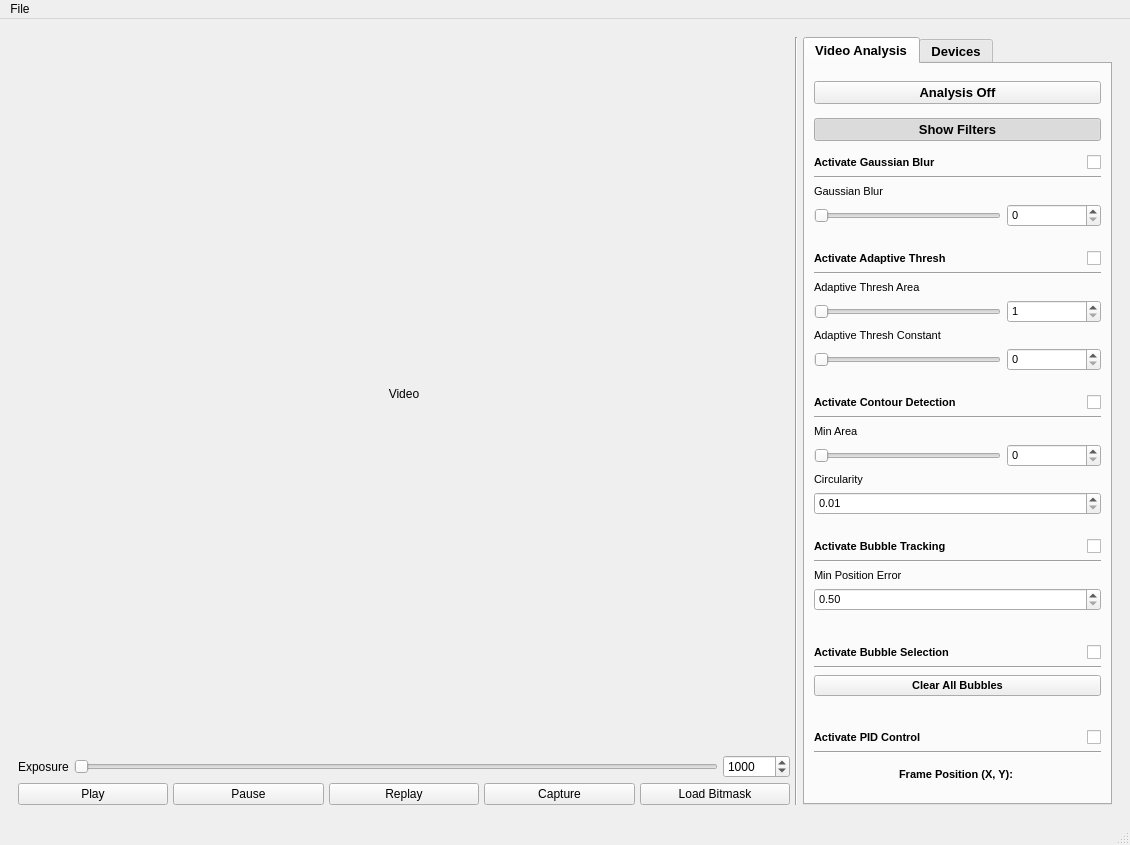
Above: src/ui/dlpctl.ui from tarumishra9498/dlpctlF25 before the change. Below: the same form after it.
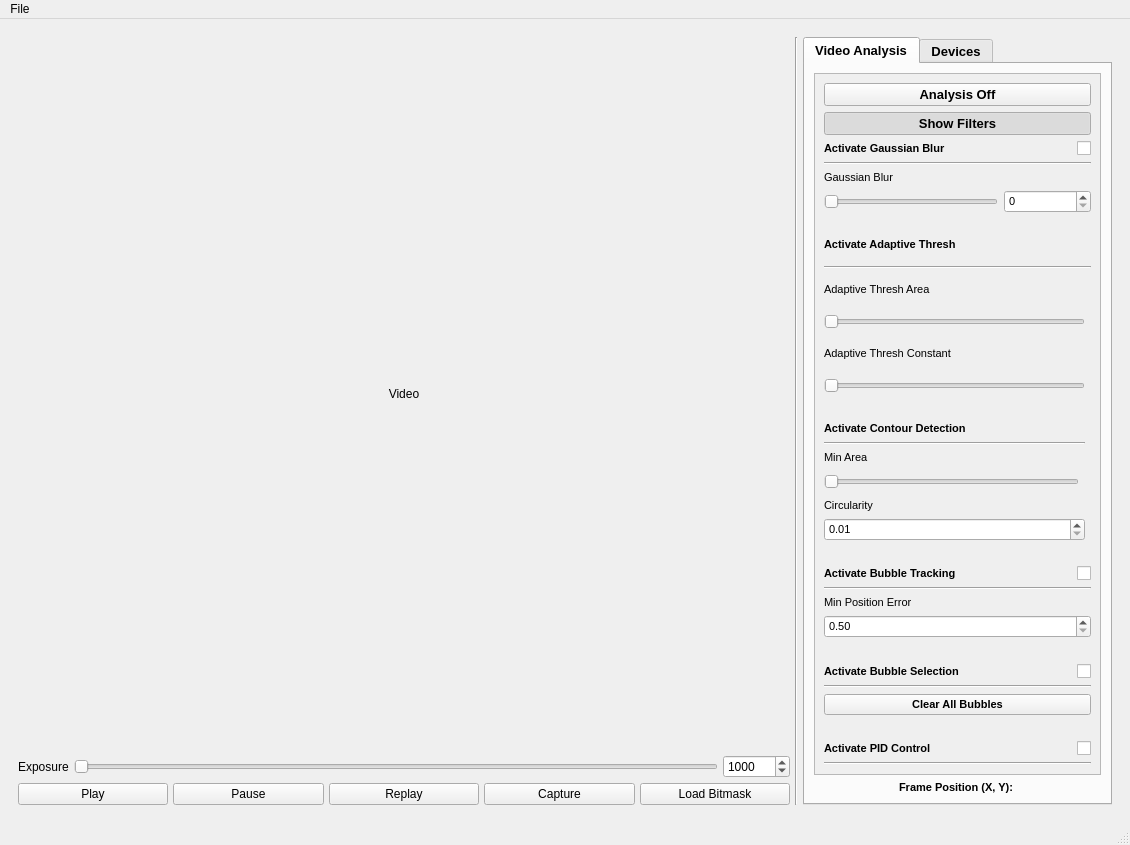
That is the form after the change. Icons and pictures are not drawn. Custom widgets are drawn as their Qt base class.

Commit message: Adjust some window settings to make it resizeable

Diff of the .ui file:
```diff
--- a/src/ui/dlpctl.ui
+++ b/src/ui/dlpctl.ui
@@ -32,7 +32,7 @@
    </size>
   </property>
   <property name="windowTitle">
-   <string>MainWindow</string>
+   <string>dlpctl</string>
   </property>
   <property name="iconSize">
    <size>
@@ -237,7 +237,28 @@
             <attribute name="title">
              <string>Video Analysis</string>
             </attribute>
-            <layout class="QVBoxLayout" name="verticalLayout_3" stretch="0,0,0,0,0,0,0,0,0,0,0,0,0,0">
+            <layout class="QVBoxLayout" name="verticalLayout_3" stretch="0,0">
+             <item>
+              <widget class="QScrollArea" name="scrollArea">
+               <property name="sizePolicy">
+                <sizepolicy hsizetype="Expanding" vsizetype="Expanding">
+                 <horstretch>0</horstretch>
+                 <verstretch>0</verstretch>
+                </sizepolicy>
+               </property>
+               <property name="widgetResizable">
+                <bool>true</bool>
+               </property>
+               <widget class="QWidget" name="scrollAreaWidgetContents">
+                <property name="geometry">
+                 <rect>
+                  <x>0</x>
+                  <y>-13</y>
+                  <width>269</width>
+                  <height>703</height>
+                 </rect>
+                </property>
+                <layout class="QVBoxLayout" name="verticalLayout_4">
              <item>
               <widget class="QPushButton" name="analysis_button">
                <property name="text">
@@ -263,25 +284,6 @@
              </item>
              <item>
               <layout class="QGridLayout" name="blur_grid" columnstretch="2,1">
-               <item row="3" column="1">
-                <widget class="QSpinBox" name="blur_spinbox">
-                 <property name="sizePolicy">
-                  <sizepolicy hsizetype="Ignored" vsizetype="Fixed">
-                   <horstretch>0</horstretch>
-                   <verstretch>0</verstretch>
-                  </sizepolicy>
-                 </property>
-                 <property name="font">
-                  <font>
-                   <pointsize>8</pointsize>
-                   <bold>false</bold>
-                  </font>
-                 </property>
-                 <property name="maximum">
-                  <number>100</number>
-                 </property>
-                </widget>
-               </item>
                <item row="0" column="1" alignment="Qt::AlignmentFlag::AlignRight">
                 <widget class="QCheckBox" name="blur_checkbox">
                  <property name="sizePolicy">
@@ -295,44 +297,6 @@
                  </property>
                 </widget>
                </item>
-               <item row="0" column="0">
-                <widget class="QLabel" name="label_11">
-                 <property name="sizePolicy">
-                  <sizepolicy hsizetype="Preferred" vsizetype="Preferred">
-                   <horstretch>0</horstretch>
-                   <verstretch>0</verstretch>
-                  </sizepolicy>
-                 </property>
-                 <property name="font">
-                  <font>
-                   <pointsize>8</pointsize>
-                   <bold>true</bold>
-                  </font>
-                 </property>
-                 <property name="text">
-                  <string>Activate Gaussian Blur</string>
-                 </property>
-                </widget>
-               </item>
-               <item row="3" column="0">
-                <widget class="QSlider" name="blur_slider">
-                 <property name="sizePolicy">
-                  <sizepolicy hsizetype="Preferred" vsizetype="Fixed">
-                   <horstretch>0</horstretch>
-                   <verstretch>0</verstretch>
-                  </sizepolicy>
-                 </property>
-                 <property name="minimum">
-                  <number>1</number>
-                 </property>
-                 <property name="singleStep">
-                  <number>2</number>
-                 </property>
-                 <property name="orientation">
-                  <enum>Qt::Orientation::Horizontal</enum>
-                 </property>
-                </widget>
-               </item>
                <item row="2" column="0" colspan="2">
                 <widget class="QLabel" name="label_12">
                  <property name="sizePolicy">
@@ -352,6 +316,44 @@
                  </property>
                 </widget>
                </item>
+                   <item row="3" column="0">
+                    <widget class="QSlider" name="blur_slider">
+                     <property name="sizePolicy">
+                      <sizepolicy hsizetype="Preferred" vsizetype="Fixed">
+                       <horstretch>0</horstretch>
+                       <verstretch>0</verstretch>
+                      </sizepolicy>
+                     </property>
+                     <property name="minimum">
+                      <number>1</number>
+                     </property>
+                     <property name="singleStep">
+                      <number>2</number>
+                     </property>
+                     <property name="orientation">
+                      <enum>Qt::Orientation::Horizontal</enum>
+                     </property>
+                    </widget>
+                   </item>
+                   <item row="3" column="1">
+                    <widget class="QSpinBox" name="blur_spinbox">
+                     <property name="sizePolicy">
+                      <sizepolicy hsizetype="Ignored" vsizetype="Fixed">
+                       <horstretch>0</horstretch>
+                       <verstretch>0</verstretch>
+                      </sizepolicy>
+                     </property>
+                     <property name="font">
+                      <font>
+                       <pointsize>8</pointsize>
+                       <bold>false</bold>
+                      </font>
+                     </property>
+                     <property name="maximum">
+                      <number>100</number>
+                     </property>
+                    </widget>
+                   </item>
                <item row="1" column="0" colspan="2">
                 <widget class="Line" name="line_8">
                  <property name="orientation">
@@ -359,40 +361,30 @@
                  </property>
                 </widget>
                </item>
-              </layout>
-             </item>
-             <item>
-              <spacer name="horizontalSpacer">
-               <property name="orientation">
-                <enum>Qt::Orientation::Horizontal</enum>
-               </property>
-               <property name="sizeHint" stdset="0">
-                <size>
-                 <width>40</width>
-                 <height>10</height>
-                </size>
-               </property>
-              </spacer>
-             </item>
-             <item>
-              <layout class="QGridLayout" name="thresh_grid" rowstretch="0,0,0,0,0,0" columnstretch="2,1">
-               <item row="3" column="0">
-                <widget class="QSlider" name="thresh_area_slider">
+                   <item row="0" column="0">
+                    <widget class="QLabel" name="label_11">
                  <property name="sizePolicy">
-                  <sizepolicy hsizetype="Preferred" vsizetype="Fixed">
+                      <sizepolicy hsizetype="Preferred" vsizetype="Preferred">
                    <horstretch>0</horstretch>
                    <verstretch>0</verstretch>
                   </sizepolicy>
                  </property>
-                 <property name="minimum">
-                  <number>1</number>
-                 </property>
-                 <property name="orientation">
-                  <enum>Qt::Orientation::Horizontal</enum>
+                     <property name="font">
+                      <font>
+                       <pointsize>8</pointsize>
+                       <bold>true</bold>
+                      </font>
+                     </property>
+                     <property name="text">
+                      <string>Activate Gaussian Blur</string>
                  </property>
                 </widget>
                </item>
-               <item row="2" column="0" colspan="2">
+                  </layout>
+                 </item>
+                 <item>
+                  <layout class="QGridLayout" name="thresh_grid" rowstretch="0,0,0,0,0,0,0,0,0" columnstretch="2,0">
+                   <item row="3" column="0" colspan="2">
                 <widget class="QLabel" name="label_3">
                  <property name="sizePolicy">
                   <sizepolicy hsizetype="Preferred" vsizetype="Fixed">
@@ -411,78 +403,7 @@
                  </property>
                 </widget>
                </item>
-               <item row="5" column="0">
-                <widget class="QSlider" name="thresh_const_slider">
-                 <property name="sizePolicy">
-                  <sizepolicy hsizetype="Preferred" vsizetype="Fixed">
-                   <horstretch>0</horstretch>
-                   <verstretch>0</verstretch>
-                  </sizepolicy>
-                 </property>
-                 <property name="orientation">
-                  <enum>Qt::Orientation::Horizontal</enum>
-                 </property>
-                </widget>
-               </item>
-               <item row="1" column="0" colspan="2">
-                <widget class="Line" name="line_6">
-                 <property name="sizePolicy">
-                  <sizepolicy hsizetype="Minimum" vsizetype="Fixed">
-                   <horstretch>0</horstretch>
-                   <verstretch>0</verstretch>
-                  </sizepolicy>
-                 </property>
-                 <property name="orientation">
-                  <enum>Qt::Orientation::Horizontal</enum>
-                 </property>
-                </widget>
-               </item>
-               <item row="0" column="0">
-                <widget class="QLabel" name="label_7">
-                 <property name="font">
-                  <font>
-                   <pointsize>8</pointsize>
-                   <bold>true</bold>
-                  </font>
-                 </property>
-                 <property name="text">
-                  <string>Activate Adaptive Thresh</string>
-                 </property>
-                </widget>
-               </item>
-               <item row="4" column="0" colspan="2">
-                <widget class="QLabel" name="label_4">
-                 <property name="sizePolicy">
-                  <sizepolicy hsizetype="Preferred" vsizetype="Fixed">
-                   <horstretch>0</horstretch>
-                   <verstretch>0</verstretch>
-                  </sizepolicy>
-                 </property>
-                 <property name="font">
-                  <font>
-                   <pointsize>8</pointsize>
-                   <bold>false</bold>
-                  </font>
-                 </property>
-                 <property name="text">
-                  <string>Adaptive Thresh Constant</string>
-                 </property>
-                </widget>
-               </item>
-               <item row="0" column="1" alignment="Qt::AlignmentFlag::AlignRight">
-                <widget class="QCheckBox" name="thresh_checkbox">
-                 <property name="sizePolicy">
-                  <sizepolicy hsizetype="Ignored" vsizetype="Fixed">
-                   <horstretch>0</horstretch>
-                   <verstretch>0</verstretch>
-                  </sizepolicy>
-                 </property>
-                 <property name="text">
-                  <string/>
-                 </property>
-                </widget>
-               </item>
-               <item row="3" column="1">
+                   <item row="4" column="1">
                 <widget class="QSpinBox" name="thresh_area_spinbox">
                  <property name="sizePolicy">
                   <sizepolicy hsizetype="Ignored" vsizetype="Fixed">
@@ -501,25 +422,7 @@
                  </property>
                 </widget>
                </item>
-               <item row="5" column="1">
-                <widget class="QSpinBox" name="thresh_const_spinbox">
-                 <property name="sizePolicy">
-                  <sizepolicy hsizetype="Ignored" vsizetype="Fixed">
-                   <horstretch>0</horstretch>
-                   <verstretch>0</verstretch>
-                  </sizepolicy>
-                 </property>
-                 <property name="font">
-                  <font>
-                   <pointsize>8</pointsize>
-                   <bold>false</bold>
-                  </font>
-                 </property>
-                </widget>
-               </item>
-              </layout>
-             </item>
-             <item>
+                   <item row="7" column="0">
               <spacer name="horizontalSpacer_2">
                <property name="orientation">
                 <enum>Qt::Orientation::Horizontal</enum>
@@ -532,10 +435,8 @@
                </property>
               </spacer>
              </item>
-             <item>
-              <layout class="QGridLayout" name="contour_grid" rowstretch="0,0,0,0,0,0" columnstretch="2,1">
-               <item row="3" column="1">
-                <widget class="QSpinBox" name="contour_spinbox">
+                   <item row="6" column="1">
+                    <widget class="QSpinBox" name="thresh_const_spinbox">
                  <property name="sizePolicy">
                   <sizepolicy hsizetype="Ignored" vsizetype="Fixed">
                    <horstretch>0</horstretch>
@@ -550,19 +451,21 @@
                  </property>
                 </widget>
                </item>
-               <item row="0" column="0">
-                <widget class="QLabel" name="label_6">
-                 <property name="font">
-                  <font>
-                   <pointsize>8</pointsize>
-                   <bold>true</bold>
-                  </font>
+                   <item row="1" column="1" alignment="Qt::AlignmentFlag::AlignRight">
+                    <widget class="QCheckBox" name="thresh_checkbox">
+                     <property name="sizePolicy">
+                      <sizepolicy hsizetype="Ignored" vsizetype="Fixed">
+                       <horstretch>0</horstretch>
+                       <verstretch>0</verstretch>
+                      </sizepolicy>
                  </property>
                  <property name="text">
-                  <string>Activate Contour Detection</string>
+                      <string/>
                  </property>
                 </widget>
                </item>
+                   <item row="8" column="0">
+                    <layout class="QGridLayout" name="contour_grid" rowstretch="0,0,0,0,0,0" columnstretch="2,0">
                <item row="4" column="0" colspan="2">
                 <widget class="QLabel" name="label_8">
                  <property name="sizePolicy">
@@ -582,8 +485,8 @@
                  </property>
                 </widget>
                </item>
-               <item row="2" column="0" colspan="2">
-                <widget class="QLabel" name="label_5">
+                     <item row="5" column="0" colspan="2">
+                      <widget class="QDoubleSpinBox" name="circularity_spinbox">
                  <property name="sizePolicy">
                   <sizepolicy hsizetype="Preferred" vsizetype="Fixed">
                    <horstretch>0</horstretch>
@@ -596,21 +499,14 @@
                    <bold>false</bold>
                   </font>
                  </property>
-                 <property name="text">
-                  <string>Min Area</string>
-                 </property>
-                </widget>
-               </item>
-               <item row="0" column="1" alignment="Qt::AlignmentFlag::AlignRight">
-                <widget class="QCheckBox" name="contour_checkbox">
-                 <property name="sizePolicy">
-                  <sizepolicy hsizetype="Ignored" vsizetype="Fixed">
-                   <horstretch>0</horstretch>
-                   <verstretch>0</verstretch>
-                  </sizepolicy>
-                 </property>
-                 <property name="text">
-                  <string/>
+                       <property name="minimum">
+                        <double>0.010000000000000</double>
+                       </property>
+                       <property name="maximum">
+                        <double>1.000000000000000</double>
+                       </property>
+                       <property name="singleStep">
+                        <double>0.010000000000000</double>
                  </property>
                 </widget>
                </item>
@@ -646,8 +542,21 @@
                  </property>
                 </widget>
                </item>
-               <item row="5" column="0" colspan="2">
-                <widget class="QDoubleSpinBox" name="circularity_spinbox">
+                     <item row="0" column="0">
+                      <widget class="QLabel" name="label_6">
+                       <property name="font">
+                        <font>
+                         <pointsize>8</pointsize>
+                         <bold>true</bold>
+                        </font>
+                       </property>
+                       <property name="text">
+                        <string>Activate Contour Detection</string>
+                       </property>
+                      </widget>
+                     </item>
+                     <item row="2" column="0" colspan="2">
+                      <widget class="QLabel" name="label_5">
                  <property name="sizePolicy">
                   <sizepolicy hsizetype="Preferred" vsizetype="Fixed">
                    <horstretch>0</horstretch>
@@ -659,18 +568,130 @@
                    <pointsize>8</pointsize>
                    <bold>false</bold>
                   </font>
+                       </property>
+                       <property name="text">
+                        <string>Min Area</string>
+                       </property>
+                      </widget>
+                     </item>
+                     <item row="3" column="1">
+                      <widget class="QSpinBox" name="contour_spinbox">
+                       <property name="sizePolicy">
+                        <sizepolicy hsizetype="Ignored" vsizetype="Fixed">
+                         <horstretch>0</horstretch>
+                         <verstretch>0</verstretch>
+                        </sizepolicy>
+                       </property>
+                       <property name="font">
+                        <font>
+                         <pointsize>8</pointsize>
+                         <bold>false</bold>
+                        </font>
+                       </property>
+                      </widget>
+                     </item>
+                     <item row="0" column="1" alignment="Qt::AlignmentFlag::AlignRight">
+                      <widget class="QCheckBox" name="contour_checkbox">
+                       <property name="sizePolicy">
+                        <sizepolicy hsizetype="Ignored" vsizetype="Fixed">
+                         <horstretch>0</horstretch>
+                         <verstretch>0</verstretch>
+                        </sizepolicy>
+                       </property>
+                       <property name="text">
+                        <string/>
+                       </property>
+                      </widget>
+                     </item>
+                    </layout>
+                   </item>
+                   <item row="4" column="0">
+                    <widget class="QSlider" name="thresh_area_slider">
+                     <property name="sizePolicy">
+                      <sizepolicy hsizetype="Preferred" vsizetype="Fixed">
+                       <horstretch>0</horstretch>
+                       <verstretch>0</verstretch>
+                      </sizepolicy>
                  </property>
                  <property name="minimum">
-                  <double>0.010000000000000</double>
-                 </property>
-                 <property name="maximum">
-                  <double>1.000000000000000</double>
-                 </property>
-                 <property name="singleStep">
-                  <double>0.010000000000000</double>
-                 </property>
-                </widget>
-               </item>
+                      <number>1</number>
+                     </property>
+                     <property name="orientation">
+                      <enum>Qt::Orientation::Horizontal</enum>
+                     </property>
+                    </widget>
+                   </item>
+                   <item row="2" column="0" colspan="2">
+                    <widget class="Line" name="line_6">
+                     <property name="sizePolicy">
+                      <sizepolicy hsizetype="Minimum" vsizetype="Fixed">
+                       <horstretch>0</horstretch>
+                       <verstretch>0</verstretch>
+                      </sizepolicy>
+                     </property>
+                     <property name="orientation">
+                      <enum>Qt::Orientation::Horizontal</enum>
+                     </property>
+                    </widget>
+                   </item>
+                   <item row="5" column="0" colspan="2">
+                    <widget class="QLabel" name="label_4">
+                     <property name="sizePolicy">
+                      <sizepolicy hsizetype="Preferred" vsizetype="Fixed">
+                       <horstretch>0</horstretch>
+                       <verstretch>0</verstretch>
+                      </sizepolicy>
+                     </property>
+                     <property name="font">
+                      <font>
+                       <pointsize>8</pointsize>
+                       <bold>false</bold>
+                      </font>
+                     </property>
+                     <property name="text">
+                      <string>Adaptive Thresh Constant</string>
+                     </property>
+                    </widget>
+                   </item>
+                   <item row="6" column="0">
+                    <widget class="QSlider" name="thresh_const_slider">
+                     <property name="sizePolicy">
+                      <sizepolicy hsizetype="Preferred" vsizetype="Fixed">
+                       <horstretch>0</horstretch>
+                       <verstretch>0</verstretch>
+                      </sizepolicy>
+                     </property>
+                     <property name="orientation">
+                      <enum>Qt::Orientation::Horizontal</enum>
+                     </property>
+                    </widget>
+                   </item>
+                   <item row="1" column="0">
+                    <widget class="QLabel" name="label_7">
+                     <property name="font">
+                      <font>
+                       <pointsize>8</pointsize>
+                       <bold>true</bold>
+                      </font>
+                     </property>
+                     <property name="text">
+                      <string>Activate Adaptive Thresh</string>
+                     </property>
+                    </widget>
+                   </item>
+                   <item row="0" column="0">
+                    <spacer name="horizontalSpacer">
+                     <property name="orientation">
+                      <enum>Qt::Orientation::Horizontal</enum>
+                     </property>
+                     <property name="sizeHint" stdset="0">
+                      <size>
+                       <width>40</width>
+                       <height>10</height>
+                      </size>
+                     </property>
+                    </spacer>
+                   </item>
               </layout>
              </item>
              <item>
@@ -687,26 +708,7 @@
               </spacer>
              </item>
              <item>
-              <layout class="QGridLayout" name="tracking_grid" columnstretch="2,1">
-               <item row="0" column="0">
-                <widget class="QLabel" name="label_9">
-                 <property name="sizePolicy">
-                  <sizepolicy hsizetype="Preferred" vsizetype="Fixed">
-                   <horstretch>0</horstretch>
-                   <verstretch>0</verstretch>
-                  </sizepolicy>
-                 </property>
-                 <property name="font">
-                  <font>
-                   <pointsize>8</pointsize>
-                   <bold>true</bold>
-                  </font>
-                 </property>
-                 <property name="text">
-                  <string>Activate Bubble Tracking</string>
-                 </property>
-                </widget>
-               </item>
+                  <layout class="QGridLayout" name="tracking_grid" columnstretch="2,0">
                <item row="1" column="0" colspan="2">
                 <widget class="Line" name="line_7">
                  <property name="orientation">
@@ -714,25 +716,6 @@
                  </property>
                 </widget>
                </item>
-               <item row="2" column="0" colspan="2">
-                <widget class="QLabel" name="label_10">
-                 <property name="sizePolicy">
-                  <sizepolicy hsizetype="Preferred" vsizetype="Fixed">
-                   <horstretch>0</horstretch>
-                   <verstretch>0</verstretch>
-                  </sizepolicy>
-                 </property>
-                 <property name="font">
-                  <font>
-                   <pointsize>8</pointsize>
-                   <bold>false</bold>
-                  </font>
-                 </property>
-                 <property name="text">
-                  <string>Min Position Error</string>
-                 </property>
-                </widget>
-               </item>
                <item row="0" column="1" alignment="Qt::AlignmentFlag::AlignRight">
                 <widget class="QCheckBox" name="tracking_checkbox">
                  <property name="sizePolicy">
@@ -771,6 +754,44 @@
                  </property>
                 </widget>
                </item>
+                   <item row="0" column="0">
+                    <widget class="QLabel" name="label_9">
+                     <property name="sizePolicy">
+                      <sizepolicy hsizetype="Preferred" vsizetype="Fixed">
+                       <horstretch>0</horstretch>
+                       <verstretch>0</verstretch>
+                      </sizepolicy>
+                     </property>
+                     <property name="font">
+                      <font>
+                       <pointsize>8</pointsize>
+                       <bold>true</bold>
+                      </font>
+                     </property>
+                     <property name="text">
+                      <string>Activate Bubble Tracking</string>
+                     </property>
+                    </widget>
+                   </item>
+                   <item row="2" column="0" colspan="2">
+                    <widget class="QLabel" name="label_10">
+                     <property name="sizePolicy">
+                      <sizepolicy hsizetype="Preferred" vsizetype="Fixed">
+                       <horstretch>0</horstretch>
+                       <verstretch>0</verstretch>
+                      </sizepolicy>
+                     </property>
+                     <property name="font">
+                      <font>
+                       <pointsize>8</pointsize>
+                       <bold>false</bold>
+                      </font>
+                     </property>
+                     <property name="text">
+                      <string>Min Position Error</string>
+                     </property>
+                    </widget>
+                   </item>
               </layout>
              </item>
              <item>
@@ -851,16 +872,10 @@
              </item>
              <item>
               <layout class="QGridLayout" name="pid_grid" columnstretch="2,0">
-               <item row="0" column="0">
-                <widget class="QLabel" name="label_2">
-                 <property name="font">
-                  <font>
-                   <pointsize>8</pointsize>
-                   <bold>true</bold>
-                  </font>
-                 </property>
-                 <property name="text">
-                  <string>Activate PID Control</string>
+                   <item row="1" column="0" colspan="2">
+                    <widget class="Line" name="line_2">
+                     <property name="orientation">
+                      <enum>Qt::Orientation::Horizontal</enum>
                  </property>
                 </widget>
                </item>
@@ -880,14 +895,24 @@
                  </property>
                 </widget>
                </item>
-               <item row="1" column="0" colspan="2">
-                <widget class="Line" name="line_2">
-                 <property name="orientation">
-                  <enum>Qt::Orientation::Horizontal</enum>
-                 </property>
+                   <item row="0" column="0">
+                    <widget class="QLabel" name="label_2">
+                     <property name="font">
+                      <font>
+                       <pointsize>8</pointsize>
+                       <bold>true</bold>
+                      </font>
+                     </property>
+                     <property name="text">
+                      <string>Activate PID Control</string>
+                     </property>
                 </widget>
                </item>
               </layout>
+                 </item>
+                </layout>
+               </widget>
+              </widget>
              </item>
              <item>
               <widget class="QLabel" name="mouse_pos">
@@ -974,7 +999,7 @@
      <x>0</x>
      <y>0</y>
      <width>1130</width>
-     <height>33</height>
+     <height>22</height>
     </rect>
    </property>
    <widget class="QMenu" name="menuFile">
```
Lines whose indentation alone changed are shown as unchanged. The commit also changes 1 other file.
